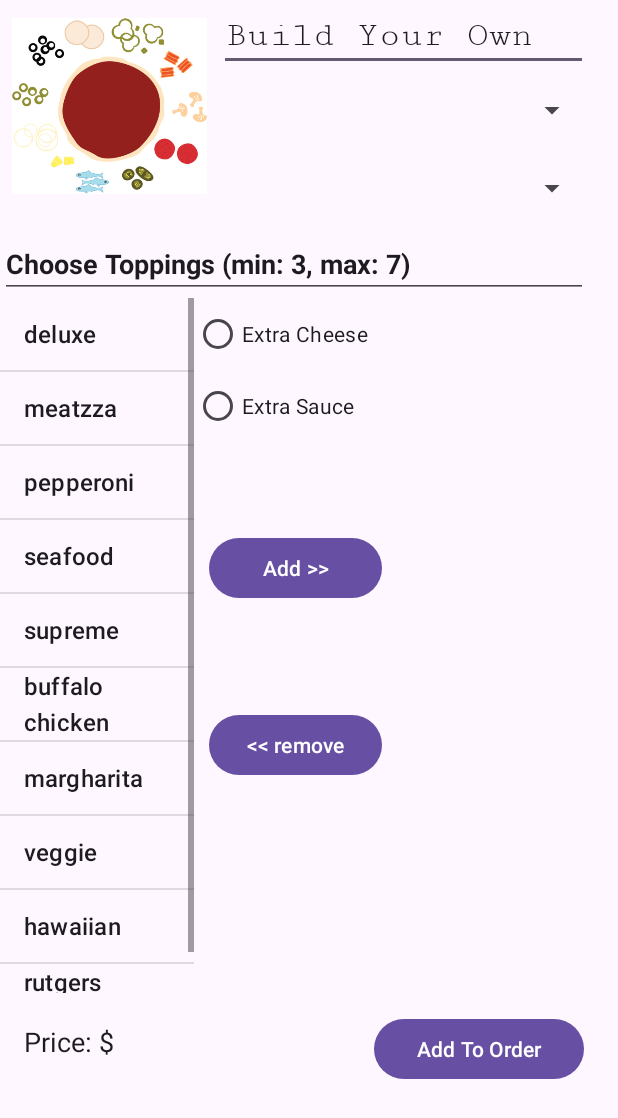
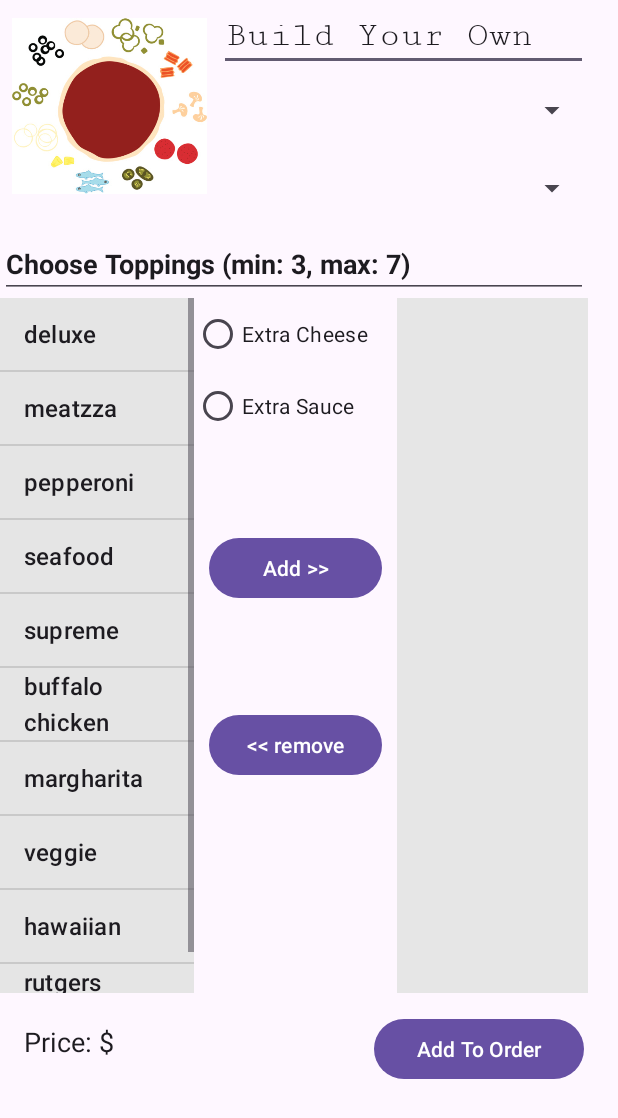
Before and after one commit to JulianGrande/Android-Pizza-Pal, an Android app: the layout activity_byo.xml on its own in the app's theme, with its tools: preview values and no code run, on a phone screen of 412 x 824 dp. Shown: the top 1118 px of the screen. Run offline under Robolectric (Android 15) with nearby library versions, the phone set to English and light mode, and no system bars.

Commit message:
bale bale

```diff
--- a/app/src/main/res/layout/activity_byo.xml
+++ b/app/src/main/res/layout/activity_byo.xml
@@ -78,6 +78,7 @@
                 android:id="@+id/toppingsView"
                 android:layout_width="129dp"
                 android:layout_height="match_parent"
+                android:background="#E5E5E5"
                 android:entries="@array/specialty_pizzas" />
 
             <LinearLayout
@@ -122,7 +123,8 @@
             <ListView
                 android:id="@+id/userToppingsView"
                 android:layout_width="127dp"
-                android:layout_height="match_parent" />
+                android:layout_height="match_parent"
+                android:background="#E6E6E6" />
 
         </TableRow>
 
```
Also changed, not shown: app/src/main/java/com/beulah/cs213p5/BYOPizzaActivity.java (+10 -6 lines).
